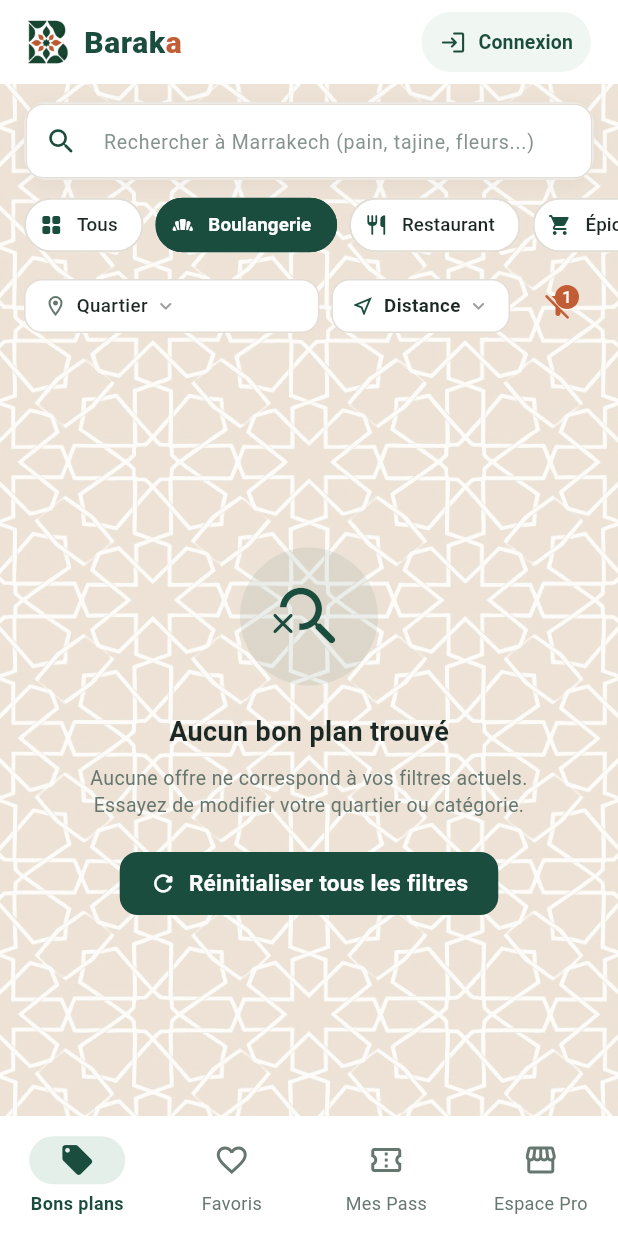
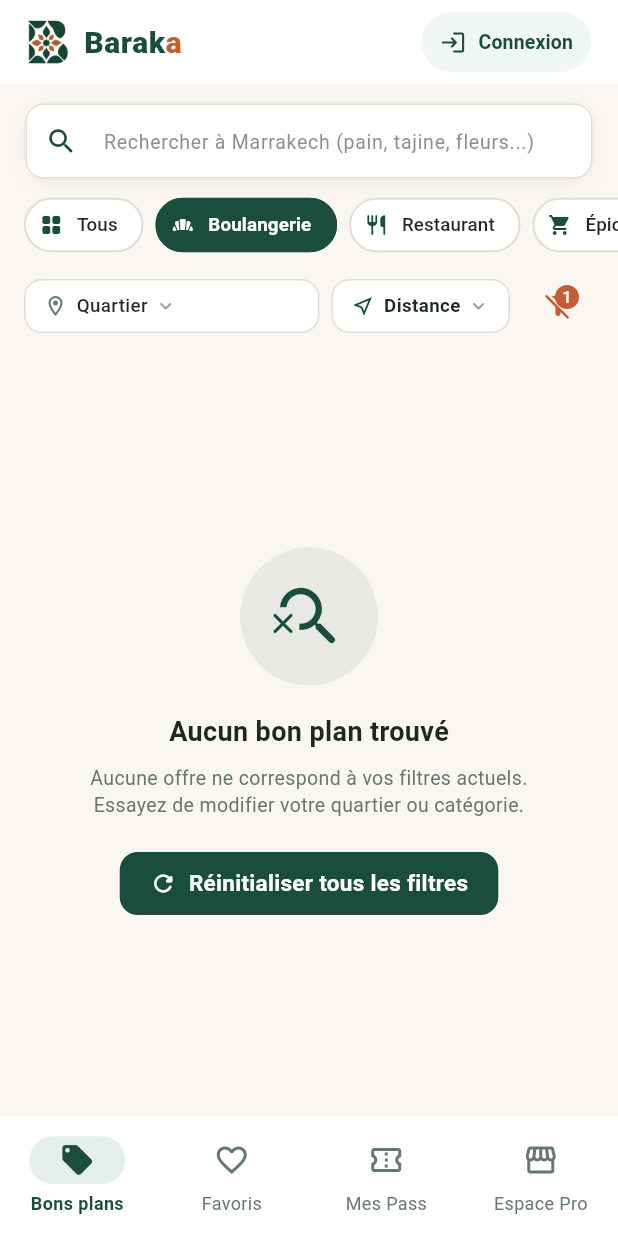
Before and after one commit to HAJARACH/Baraka, a Flutter app: the screen it shows after launch, after a tap on "Boulangerie", on a phone screen of 412 x 824 dp. Run offline on Flutter 3.47's test engine with Material 3 defaults, Android fonts, the phone set to English and light mode, and no system bars; our stand-ins replace geolocator, qr_flutter, shared_preferences, supabase_flutter; missing offline and left inert: mobile_scanner; accounts and stored records are empty.

Commit message:
Revert "feat: fond zellige marocain beige et blanc sur l'accueil et le splash screen"
This reverts commit bff4d67c349b6a1265503f126a6abb17b35c3669.

```diff
--- a/lib/main.dart
+++ b/lib/main.dart
@@ -14,7 +14,6 @@ import 'screens/splash_screen.dart';
 import 'services/favorites_service.dart';
 import 'theme/app_theme.dart';
 import 'widgets/baraka_logo.dart';
-import 'widgets/zellige_background.dart';
 
 Future<void> main() async {
   WidgetsFlutterBinding.ensureInitialized();
@@ -532,10 +531,7 @@ class _MainHomeScreenState extends State<MainHomeScreen> {
               ],
             )
           : null,
-      body: ZelligeBackground(
-        patternOpacity: 0.65,
-        child: _buildCurrentBody(user),
-      ),
+      body: _buildCurrentBody(user),
       bottomNavigationBar: NavigationBar(
         selectedIndex: _currentIndex,
         onDestinationSelected: (i) => setState(() => _currentIndex = i),
--- a/lib/screens/splash_screen.dart
+++ b/lib/screens/splash_screen.dart
@@ -1,6 +1,5 @@
 import 'package:flutter/material.dart';
 import '../theme/app_theme.dart';
-import '../widgets/zellige_background.dart';
 import '../main.dart';
 
 class SplashScreen extends StatefulWidget {
@@ -126,23 +125,37 @@ class _SplashScreenState extends State<SplashScreen>
   @override
   Widget build(BuildContext context) {
     return Scaffold(
-      backgroundColor: BarakaColors.background,
       body: GestureDetector(
         onTap: _navigateToHome, // Permet de passer le splash screen en touchant l'écran
-        child: ZelligeBackground(
+        child: Container(
+          width: double.infinity,
+          height: double.infinity,
+          decoration: const BoxDecoration(
+            gradient: LinearGradient(
+              begin: Alignment.topCenter,
+              end: Alignment.bottomCenter,
+              colors: [
+                Color(0xFFFFFDF9),
+                BarakaColors.background,
+                Color(0xFFF3ECE1),
+              ],
+            ),
+          ),
           child: Stack(
             children: [
-              // Halo central doux pour magnifier le logo
-              Center(
+              // Halos décoratifs subtils en arrière-plan
+              Positioned(
+                top: MediaQuery.of(context).size.height * 0.25,
+                left: MediaQuery.of(context).size.width * 0.5 - 150,
                 child: Container(
-                  width: 340,
-                  height: 340,
+                  width: 300,
+                  height: 300,
                   decoration: BoxDecoration(
                     shape: BoxShape.circle,
                     gradient: RadialGradient(
                       colors: [
-                        BarakaColors.background.withValues(alpha: 0.85),
-                        BarakaColors.background.withValues(alpha: 0.0),
+                        BarakaColors.primary.withValues(alpha: 0.05),
+                        BarakaColors.primary.withValues(alpha: 0.0),
                       ],
                     ),
                   ),
--- a/lib/widgets/zellige_background.dart
+++ /dev/null
@@ -1,40 +0,0 @@
-import 'package:flutter/material.dart';
-import '../theme/app_theme.dart';
-
-/// Fond d'écran aux couleurs Baraka (Beige #FAF7F2) avec motif Zellige marocain discret
-class ZelligeBackground extends StatelessWidget {
-  final Widget child;
-  final double patternOpacity;
-  final Color backgroundColor;
-
-  const ZelligeBackground({
-    super.key,
-    required this.child,
-    this.patternOpacity = 1.0,
-    this.backgroundColor = BarakaColors.background,
-  });
-
-  @override
-  Widget build(BuildContext context) {
-    return Container(
-      color: backgroundColor,
-      child: Stack(
-        fit: StackFit.expand,
-        children: [
-          // Motif Zellige marocain géométrique discret
-          Opacity(
-            opacity: patternOpacity,
-            child: Image.asset(
-              'assets/images/zellige_bg.jpg',
-              fit: BoxFit.cover,
-              errorBuilder: (context, error, stackTrace) =>
-                  const SizedBox.shrink(),
-            ),
-          ),
-          // Contenu au premier plan
-          child,
-        ],
-      ),
-    );
-  }
-}
```
Also changed, not shown: assets/images/zellige_bg.jpg (deleted), assets/images/zellige_pattern.png (deleted), 1 other file.
